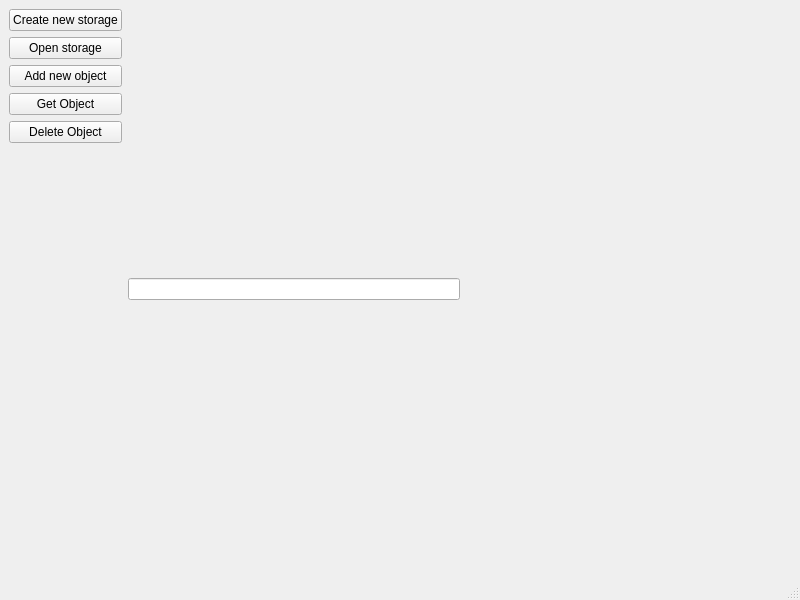
Above: 02_oop/Secure_Storage_Applications/mainwindow.ui from oleksandr-dehtiar-gl/gl-c-cpp-basecamp-2021-2 before the change. Below: the same form after it.
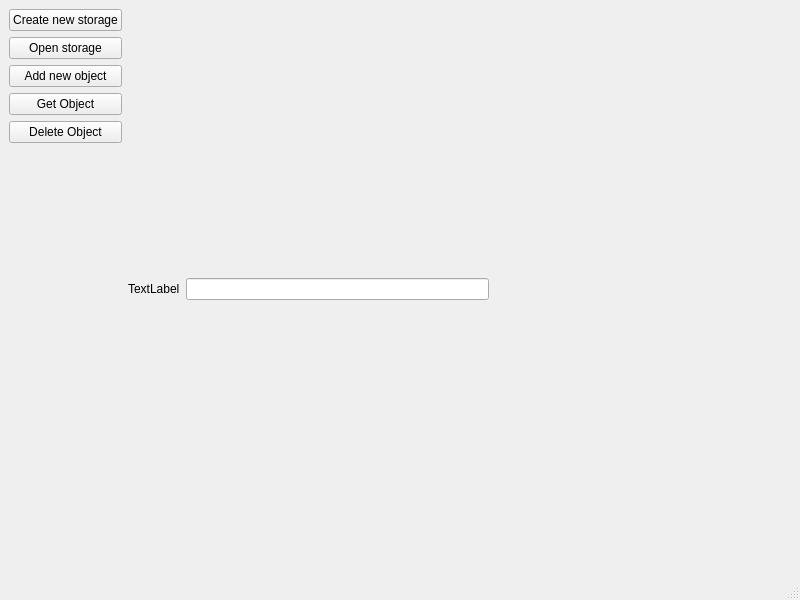
That is the form after the change.

Patch:
```diff
--- a/02_oop/Secure_Storage_Applications/mainwindow.ui
+++ b/02_oop/Secure_Storage_Applications/mainwindow.ui
@@ -67,6 +67,13 @@
       </item>
      </layout>
     </item>
+    <item>
+     <widget class="QLabel" name="testLabel">
+      <property name="text">
+       <string>TextLabel</string>
+      </property>
+     </widget>
+    </item>
     <item>
      <widget class="QLineEdit" name="FileName"/>
     </item>
```
